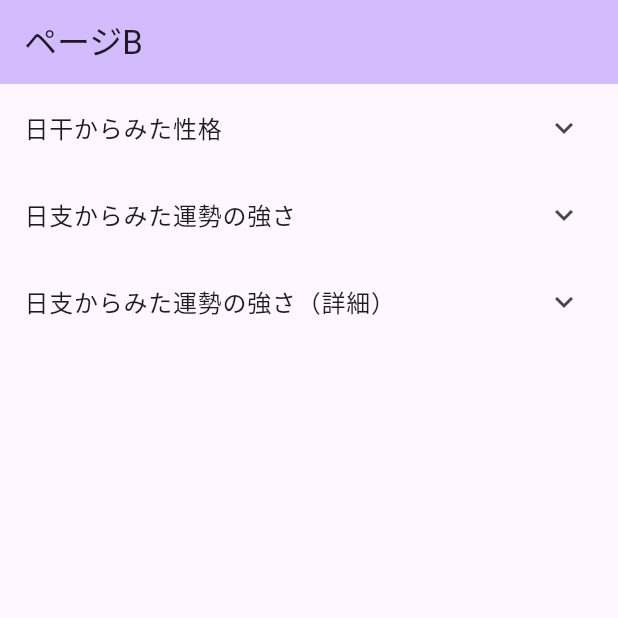
After one commit to oka-teruhiro/sanchu6c, a Flutter app: the PageB screen opened directly, on a phone screen of 412 x 824 dp, the top half of it. The commit adds this screen. Run offline on Flutter 3.47's test engine with Material 3 defaults, Android fonts, the phone set to English and light mode, and no system bars.

```diff
--- /dev/null
+++ b/lib/page_b.dart
@@ -0,0 +1,344 @@
+import 'package:flutter/material.dart';
+
+class PageB extends StatelessWidget {
+  const PageB({super.key});
+
+  @override
+  Widget build(BuildContext context) {
+    return Scaffold(
+      appBar: AppBar(
+        backgroundColor: Theme.of(context).colorScheme.inversePrimary,
+        title: const Text('ページB'),
+      ),
+      body: Center(
+        child: Expanded(
+          child: Column(
+            mainAxisAlignment: MainAxisAlignment.start,
+            children: <Widget>[
+              ExpansionTile(
+                title: const Text('日干からみた性格'),
+                children: <Widget>[
+                  SizedBox(
+                    height: 400,
+                    child: ListView(
+                      children: const [
+                        ListTile(
+                          title: Text(
+                            '　日干が甲の人は、樹木にたとえられる性質を持っています。',
+                            style: TextStyle(
+                              height: 1.5,
+                            ),
+                          ),
+                        ),
+                        ListTile(
+                          title: Text(
+                            '　樹木は天に向かって伸びるように、向上心にあふれ、新しいことをしようと'
+                                'する気持ちが強く、現在おかれている境遇よりもさらに成長しようと努'
+                                '力します。',
+                            style: TextStyle(
+                              height: 1.5,
+                            ),
+                          ),
+                        ),
+                        ListTile(
+                          title: Text(
+                            '　樹木は大地にしっかりと根を張るように、根性があり、初志貫徹します。困難'
+                                'があっても負けずにやり抜く人です。',
+                            style: TextStyle(
+                              height: 1.5,
+                            ),
+                          ),
+                        ),
+                        ListTile(
+                          title: Text(
+                            '　樹木は幹が太くまっすぐで力強さがあるように、曲がったことや筋の通らな'
+                                'いことができません。性格は嘘が嫌いです。質実剛健で、仕事ぶりは堅実'
+                                'さを信条とします。軽薄さやいい加減さはなく、責任感が強いほうです。'
+                                'うまい儲け話にのるとか、誘惑に負けるというようなことは少ないでしょ'
+                                'う。',
+                            style: TextStyle(
+                              height: 1.5,
+                            ),
+                          ),
+                        ),
+                        //ListTile(
+                        // title: Image.asset('assets/images/nikkan/甲_木陰.jpg'),
+                        //),
+                        ListTile(
+                          title: Text(
+                            '　樹木が枝をはり、その木陰に生き物が集うように、思いやりがあり、優しく、'
+                                'かわいそうな人や困っている人に手助けをします。しかし、おせっかいが'
+                                'すぎる面もときどきあります。',
+                            style: TextStyle(
+                              height: 1.5,
+                            ),
+                          ),
+                        ),
+                        ListTile(
+                          title: Text(
+                            '　生き方は道徳を重んじます。その反面、かたくなに規範を守り、妥協を知らな'
+                                'いところもあります。',
+                            style: TextStyle(
+                              height: 1.5,
+                            ),
+                          ),
+                        ),
+                        /*AdmobBanner(
+                    adUnitId: AdMobService().getBannerAdUnitId(),
+                    adSize: AdmobBannerSize(
+                      width: MediaQuery.of(context).size.width.toInt(),
+                      height: AdMobService().getHeight(context).toInt(),
+                      name: 'SMART_BANNER',
+                    )),*/
+                        ListTile(
+                          title: Text(''),
+                        ),
+                        //ElevatedButton(
+                        //  child: const Text('戻る'),
+                        //  onPressed: () {
+                        //    Navigator.pop(context);
+                        //  },
+                        //),
+                        ListTile(
+                          title: Text(''),
+                        ),
+                        ListTile(
+                          title: Text('壬'),
+                          subtitle: Text('　日干が甲の人は、樹木にたとえられる性質を持っています。'),
+
+
+                        ),
+
+
+                      ],
+                    ),
+                  ),
+
+
+
+                  //todo
+                ],
+              ),
+              ExpansionTile(
+                title: const Text('日支からみた運勢の強さ'),
+                children: <Widget>[
+                  SizedBox(
+                    height: 400,
+                    child: ListView(
+                      children: const [
+                        ListTile(
+                          title: Text(
+                            '　日干が甲の人は、樹木にたとえられる性質を持っています。',
+                            style: TextStyle(
+                              height: 1.5,
+                            ),
+                          ),
+                        ),
+                        ListTile(
+                          title: Text(
+                            '　樹木は天に向かって伸びるように、向上心にあふれ、新しいことをしようと'
+                                'する気持ちが強く、現在おかれている境遇よりもさらに成長しようと努'
+                                '力します。',
+                            style: TextStyle(
+                              height: 1.5,
+                            ),
+                          ),
+                        ),
+                        ListTile(
+                          title: Text(
+                            '　樹木は大地にしっかりと根を張るように、根性があり、初志貫徹します。困難'
+                                'があっても負けずにやり抜く人です。',
+                            style: TextStyle(
+                              height: 1.5,
+                            ),
+                          ),
+                        ),
+                        ListTile(
+                          title: Text(
+                            '　樹木は幹が太くまっすぐで力強さがあるように、曲がったことや筋の通らな'
+                                'いことができません。性格は嘘が嫌いです。質実剛健で、仕事ぶりは堅実'
+                                'さを信条とします。軽薄さやいい加減さはなく、責任感が強いほうです。'
+                                'うまい儲け話にのるとか、誘惑に負けるというようなことは少ないでしょ'
+                                'う。',
+                            style: TextStyle(
+                              height: 1.5,
+                            ),
+                          ),
+                        ),
+                        //ListTile(
+                        // title: Image.asset('assets/images/nikkan/甲_木陰.jpg'),
+                        //),
+                        ListTile(
+                          title: Text(
+                            '　樹木が枝をはり、その木陰に生き物が集うように、思いやりがあり、優しく、'
+                                'かわいそうな人や困っている人に手助けをします。しかし、おせっかいが'
+                                'すぎる面もときどきあります。',
+                            style: TextStyle(
+                              height: 1.5,
+                            ),
+                          ),
+                        ),
+                        ListTile(
+                          title: Text(
+                            '　生き方は道徳を重んじます。その反面、かたくなに規範を守り、妥協を知らな'
+                                'いところもあります。',
+                            style: TextStyle(
+                              height: 1.5,
+                            ),
+                          ),
+                        ),
+                        /*AdmobBanner(
+                    adUnitId: AdMobService().getBannerAdUnitId(),
+                    adSize: AdmobBannerSize(
+                      width: MediaQuery.of(context).size.width.toInt(),
+                      height: AdMobService().getHeight(context).toInt(),
+                      name: 'SMART_BANNER',
+                    )),*/
+                        ListTile(
+                          title: Text(''),
+                        ),
+                        //ElevatedButton(
+                        //  child: const Text('戻る'),
+                        //  onPressed: () {
+                        //    Navigator.pop(context);
+                        //  },
+                        //),
+                        ListTile(
+                          title: Text(''),
+                        ),
+                        ListTile(
+                          title: Text('壬'),
+                          subtitle: Text('　日干が甲の人は、樹木にたとえられる性質を持っています。'),
+
+
+                        ),
+
+
+                      ],
+                    ),
+                  ),
+
+
+
+                  //todo
+                ],
+              ),
+              ExpansionTile(
+                title: const Text('日支からみた運勢の強さ（詳細）'),
+                children: <Widget>[
+                  SizedBox(
+                    height: 400,
+                    child: ListView(
+                      children: const [
+                        ListTile(
+                          title: Text(
+                            '　日干が甲の人は、樹木にたとえられる性質を持っています。',
+                            style: TextStyle(
+                              height: 1.5,
+                            ),
+                          ),
+                        ),
+                        ListTile(
+                          title: Text(
+                            '　樹木は天に向かって伸びるように、向上心にあふれ、新しいことをしようと'
+                                'する気持ちが強く、現在おかれている境遇よりもさらに成長しようと努'
+                                '力します。',
+                            style: TextStyle(
+                              height: 1.5,
+                            ),
+                          ),
+                        ),
+                        ListTile(
+                          title: Text(
+                            '　樹木は大地にしっかりと根を張るように、根性があり、初志貫徹します。困難'
+                                'があっても負けずにやり抜く人です。',
+                            style: TextStyle(
+                              height: 1.5,
+                            ),
+                          ),
+                        ),
+                        ListTile(
+                          title: Text(
+                            '　樹木は幹が太くまっすぐで力強さがあるように、曲がったことや筋の通らな'
+                                'いことができません。性格は嘘が嫌いです。質実剛健で、仕事ぶりは堅実'
+                                'さを信条とします。軽薄さやいい加減さはなく、責任感が強いほうです。'
+                                'うまい儲け話にのるとか、誘惑に負けるというようなことは少ないでしょ'
+                                'う。',
+                            style: TextStyle(
+                              height: 1.5,
+                            ),
+                          ),
+                        ),
+                        //ListTile(
+                        // title: Image.asset('assets/images/nikkan/甲_木陰.jpg'),
+                        //),
+                        ListTile(
+                          title: Text(
+                            '　樹木が枝をはり、その木陰に生き物が集うように、思いやりがあり、優しく、'
+                                'かわいそうな人や困っている人に手助けをします。しかし、おせっかいが'
+                                'すぎる面もときどきあります。',
+                            style: TextStyle(
+                              height: 1.5,
+                            ),
+                          ),
+                        ),
+                        ListTile(
+                          title: Text(
+                            '　生き方は道徳を重んじます。その反面、かたくなに規範を守り、妥協を知らな'
+                                'いところもあります。',
+                            style: TextStyle(
+                              height: 1.5,
+                            ),
+                          ),
+                        ),
+                        /*AdmobBanner(
+                    adUnitId: AdMobService().getBannerAdUnitId(),
+                    adSize: AdmobBannerSize(
+                      width: MediaQuery.of(context).size.width.toInt(),
+                      height: AdMobService().getHeight(context).toInt(),
+                      name: 'SMART_BANNER',
+                    )),*/
+                        ListTile(
+                          title: Text(''),
+                        ),
+                        //ElevatedButton(
+                        //  child: const Text('戻る'),
+                        //  onPressed: () {
+                        //    Navigator.pop(context);
+                        //  },
+                        //),
+                        ListTile(
+                          title: Text(''),
+                        ),
+                        ListTile(
+                          title: Text('壬'),
+                          subtitle: Text('　日干が甲の人は、樹木にたとえられる性質を持っています。'),
+
+
+                        ),
+
+
+                      ],
+                    ),
+                  ),
+
+
+
+                  //todo
+                ],
+              ),
+              //    const Text(
+              //    'You have pushed the button this many times:',
+              //),
+              //    Text(
+              //    '$_counter',
+              //  style: Theme.of(context).textTheme.headlineMedium,
+              //   ),
+            ],
+          ),
+        ),
+      ),
+ // This trailing comma makes auto-formatting nicer for build methods.
+    );
+  }
+}
```
Also changed, not shown: lib/main.dart (+42 -85 lines), lib/page_a.dart (added, +45 -0 lines), lib/page_c.dart (added, +106 -0 lines), pubspec.yaml (+2 -67 lines), pubspec.lock.
